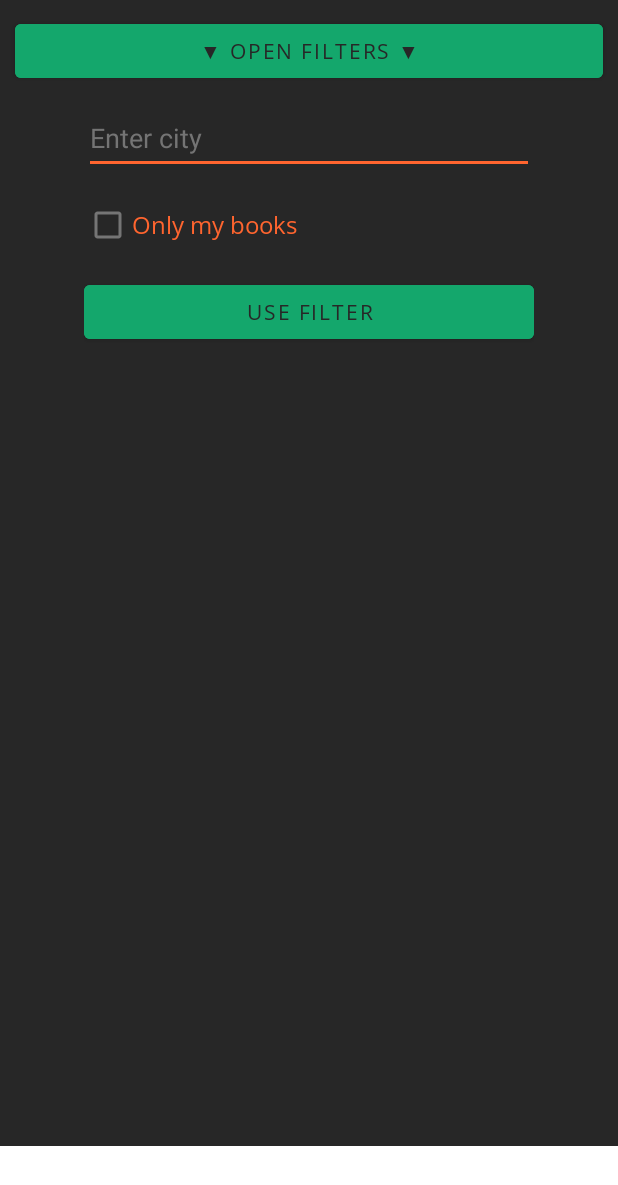
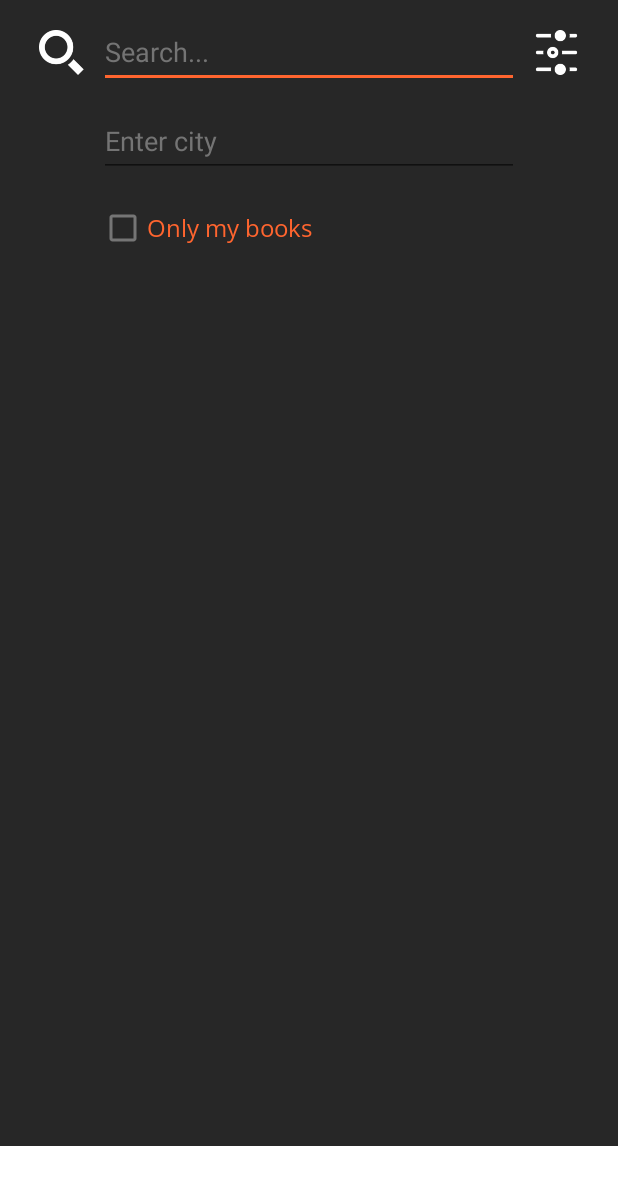
Before and after one commit to nprblm/book-exchange, an Android app: the layout fragment_home.xml on its own in the app's theme, with its tools: preview values and no code run, on a phone screen of 412 x 824 dp. Shown: the top 1185 px of the screen. Run offline under Robolectric (Android 15) with nearby library versions, the phone set to English and light mode, and no system bars.

Commit message:
Add search items to homeFragment, edit Filter icon on homefragment

```diff
--- a/BookExchange/app/src/main/res/layout/fragment_home.xml
+++ b/BookExchange/app/src/main/res/layout/fragment_home.xml
@@ -32,17 +32,43 @@
                 android:orientation="vertical"
                 android:gravity="center">
 
-                <Button
-                    android:id="@+id/open_close_button"
-                    android:layout_width="match_parent"
+                <LinearLayout
+                    android:layout_width="380dp"
+                    android:layout_height="50dp"
+                    android:orientation="horizontal"
+                    android:gravity="center_vertical"
+                    android:layout_marginTop="10dp">
+
+                    <ImageView
+                        android:id="@+id/search_button"
+                    android:layout_width="30dp"
+                    android:layout_height="30dp"
+                        android:layout_marginRight="10dp"
+                        android:layout_marginLeft="10dp"
+                    android:src="@drawable/ic_search_white_96" />
+
+                <EditText
+                    android:id="@+id/search_edit_text"
+                    android:layout_width="280dp"
                     android:layout_height="wrap_content"
-                    android:layout_marginTop="10dp"
-                    android:layout_marginLeft="10dp"
-                    android:layout_marginRight="10dp"
-                    android:backgroundTint="@color/green"
-                    android:fontFamily="@font/open_sans_regular"
-                    android:text="▼ Open filters ▼"
-                    android:textColor="@color/dark_grey"/>
+                    android:maxLength="20"
+                    android:minHeight="48dp"
+                    android:textColor="@color/light_grey"
+                    android:textColorHint="@color/light_grey"
+                    android:textSize="18sp"
+                    android:hint="Search..."
+                    android:imeOptions="actionSearch"
+                    android:inputType="text"/>
+
+                    <ImageView
+                        android:id="@+id/open_close_button"
+                        android:layout_width="30dp"
+                        android:layout_height="30dp"
+                        android:layout_marginRight="10dp"
+                        android:layout_marginLeft="10dp"
+                        android:src="@drawable/ic_filter_white_96" />
+
+                </LinearLayout>
 
                 <LinearLayout
                     android:layout_width="wrap_content"
@@ -51,7 +77,7 @@
 
                     <AutoCompleteTextView
                         android:id="@+id/city_edit_text"
-                        android:layout_width="300dp"
+                        android:layout_width="280dp"
                         android:layout_height="wrap_content"
                         android:layout_marginTop="10dp"
                         android:hint="Enter city"
@@ -60,7 +86,9 @@
                         android:textColor="@color/light_grey"
                         android:textColorHint="@color/light_grey"
                         android:textSize="18sp"
-                        android:visibility="visible"/>
+                        android:visibility="visible"
+                        android:imeOptions="actionSearch"
+                        android:inputType="text"/>
 
                     <CheckBox
                         android:id="@+id/my_check_box"
@@ -74,16 +102,6 @@
                         android:layout_marginBottom="10dp"
                         android:visibility="visible"
                         />
-
-                    <Button
-                        android:id="@+id/filter_button"
-                        android:layout_width="300dp"
-                        android:layout_height="wrap_content"
-                        android:backgroundTint="@color/green"
-                        android:fontFamily="@font/open_sans_regular"
-                        android:text="Use filter"
-                        android:textColor="@color/dark_grey"
-                        android:visibility="visible" />
 
                 </LinearLayout>
         </LinearLayout>
```
Also changed, not shown: BookExchange/app/src/main/AndroidManifest.xml (+6 -3 lines), BookExchange/app/src/main/java/ua/nprblm/bookexchange/UI/home/HomeFragment.java (+104 -29 lines), BookExchange/app/src/main/res/anim/trans_in_left.xml (added, +7 -0 lines), BookExchange/app/src/main/res/anim/trans_out_left.xml (added, +7 -0 lines), BookExchange/app/src/main/res/drawable/ic_filter_white_96.png (added), BookExchange/app/src/main/res/drawable/ic_search_white_96.png (added).
